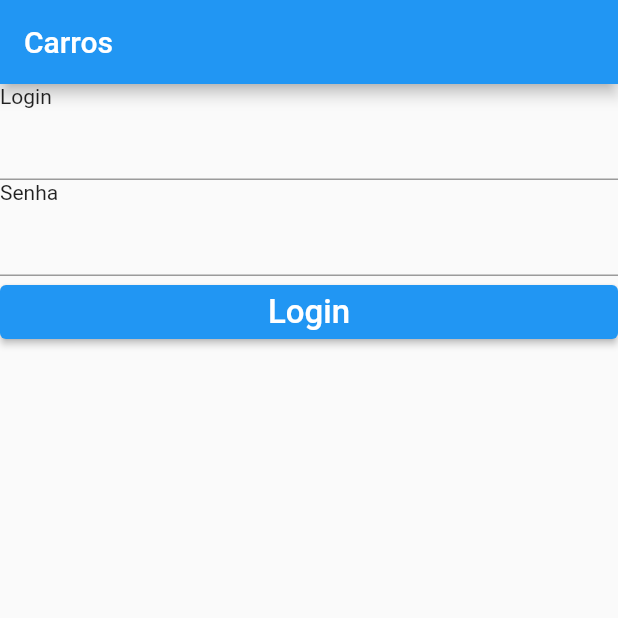
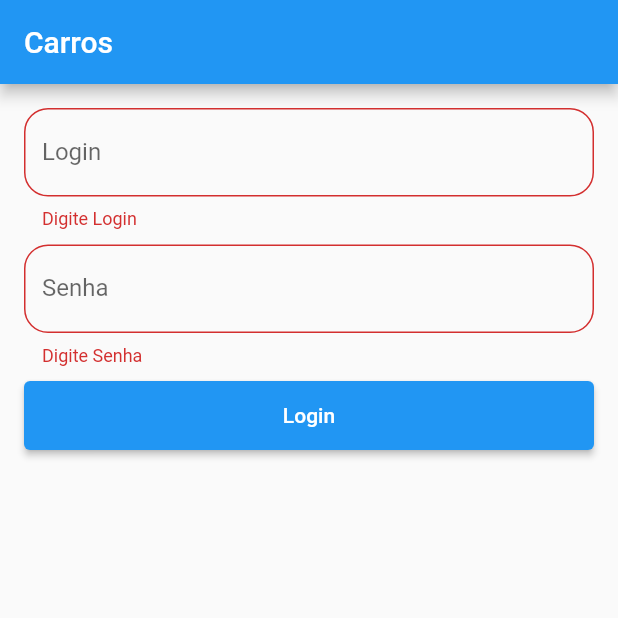
Before and after one commit to cristianoramon/flutter_carros, a Flutter app: the screen it shows after launch, after a tap on "Login", on a phone screen of 412 x 824 dp, the top half of it. Run offline on Flutter 3.47's test engine with Material 2 defaults, Android fonts, the phone set to English and light mode, and no system bars; network calls fail.

```diff
--- /dev/null
+++ b/lib/login/login_api.dart
@@ -0,0 +1,16 @@
+import 'package:http/http.dart' as http;
+
+class LoginApi {
+  static Future<bool> login(String login, String senha) async {
+    Map params = {
+      'login': login,
+      'senha': senha,
+    };
+
+    var url = Uri.parse('https://example.com/whatsit/create');
+    var response = await http.post(url, body: params);
+    print('Response status: ${response.statusCode}');
+    print('Response body: ${response.body}');
+    return true;
+  }
+}
--- /dev/null
+++ b/lib/login/login_page.dart
@@ -0,0 +1,92 @@
+import 'package:flutter/material.dart';
+import 'package:flutter_carros/carro/home_page.dart';
+import 'package:flutter_carros/utils/nav.dart';
+import 'package:flutter_carros/widgets/app_button.dart';
+import 'package:flutter_carros/widgets/app_text.dart';
+
+
+
+class LoginPage extends StatefulWidget {
+  @override
+  State<LoginPage> createState() => _LoginPageState();
+}
+
+class _LoginPageState extends State<LoginPage> {
+  final tLogin = TextEditingController();
+
+  final tSenha = TextEditingController();
+
+  final _formKey = GlobalKey<FormState>();
+
+  @override
+  Widget build(BuildContext context) {
+    return Scaffold(
+      appBar: AppBar(
+        title: Text("Carros"),
+      ),
+      body: _body(),
+    );
+  }
+
+  _body() {
+    return Form(
+      key: _formKey,
+      child: Container(
+        padding: EdgeInsets.all(16),
+        child: ListView(
+          children: <Widget>[
+            AppText(
+                label: "Login",
+                hint: "Digite  Login",
+                passwd: false,
+                contro: tLogin,
+                validator: _validarLogin),
+            SizedBox(height: 10),
+            AppText(
+                label: "Senha",
+                hint: "Digite  Senha",
+                passwd: true,
+                contro: tSenha,
+                validator: _validarsenha),
+            SizedBox(height: 10),
+            Container(
+              height: 46,
+              child: AppButton(label: "Login", onPressed: _onClickLogin),
+            ),
+          ],
+        ),
+      ),
+    );
+  }
+
+  void _onClickLogin() {
+    String login;
+    login = tLogin.text;
+
+    print("login $login");
+
+    bool fomrKey = _formKey.currentState!.validate();
+
+    if (fomrKey) {
+      push(context, HomePage());
+      return;
+    }
+
+  }
+
+  String? _validarLogin(value) {
+    if (value == null || value.isEmpty) {
+      return "Digite Login";
+    } else {
+      return null;
+    }
+  }
+
+  String? _validarsenha(value) {
+    if (value == null || value.isEmpty) {
+      return "Digite Senha";
+    } else {
+      return null;
+    }
+  }
+}
--- a/lib/main.dart
+++ b/lib/main.dart
@@ -1,5 +1,7 @@
 import 'package:flutter/material.dart';
-import 'package:flutter_carros/pages/login_page.dart';
+
+import 'login/login_page.dart';
+
 
 void main() {
   runApp(MyApp());
--- a/lib/pages/login_page.dart
+++ /dev/null
@@ -1,36 +0,0 @@
-import 'package:flutter/material.dart';
-
-class LoginPage extends StatelessWidget {
-  @override
-  Widget build(BuildContext context) {
-    return Scaffold(
-      appBar: AppBar(
-        title: Text("Carros"),
-      ),
-      body: _body(),
-    );
-  }
-}
-
-_body() {
-  return ListView(
-    children: <Widget>[
-      Text("Login "),
-      TextFormField(),
-      Text("Senha"),
-      TextField(),
-      ElevatedButton(
-          onPressed: () => {},
-          child: Text(
-            "Login",
-            style: TextStyle(
-              color: Colors.white,
-              fontSize: 22,
-            ),
-          ),
-          style: ElevatedButton.styleFrom(
-            primary: Colors.blue,
-          )),
-    ],
-  );
-}
--- /dev/null
+++ b/lib/widgets/app_button.dart
@@ -0,0 +1,27 @@
+// ignore_for_file: public_member_api_docs, sort_constructors_first
+
+import 'package:flutter/material.dart';
+
+class AppButton extends StatelessWidget {
+  final String label;
+  final VoidCallback? onPressed;
+
+  AppButton({
+    required this.label,
+    this.onPressed,
+  });
+
+  @override
+  Widget build(BuildContext context) {
+    return Container(
+      height: 16,
+      child: ElevatedButton(
+        child: Text(label),
+        onPressed: onPressed,
+        style: ElevatedButton.styleFrom(
+          primary: Colors.blue,
+        ),
+      ),
+    );
+  }
+}
--- /dev/null
+++ b/lib/widgets/app_text.dart
@@ -0,0 +1,34 @@
+// ignore_for_file: public_member_api_docs, sort_constructors_first
+import 'package:flutter/material.dart';
+
+class AppText extends StatelessWidget {
+  String? label;
+  String? hint;
+  bool passwd = false;
+  TextEditingController? contro;
+  FormFieldValidator? validator;
+
+  AppText({
+    this.label,
+    this.hint,
+    required this.passwd,
+    this.contro,
+    this.validator,
+  });
+
+  @override
+  Widget build(BuildContext context) {
+    return TextFormField(
+      controller: contro,
+      obscureText: passwd,
+      validator: validator,
+      decoration: InputDecoration(
+        labelText: label,
+        hintText: hint,
+        border: OutlineInputBorder(
+          borderRadius: BorderRadius.circular(16),
+        ),
+      ),
+    );
+  }
+}
--- a/pubspec.yaml
+++ b/pubspec.yaml
@@ -31,6 +31,9 @@ dependencies:
     sdk: flutter
 
 
+  http: ^0.13.4
+
+
   # The following adds the Cupertino Icons font to your application.
   # Use with the CupertinoIcons class for iOS style icons.
   cupertino_icons: ^1.0.2
@@ -45,6 +48,7 @@ dev_dependencies:
   # package. See that file for information about deactivating specific lint
   # rules and activating additional ones.
   flutter_lints: ^2.0.0
+
 
 # For information on the generic Dart part of this file, see the
 # following page: https://dart.dev/tools/pub/pubspec
```
Also changed, not shown: lib/carro/carro.dart (added, +44 -0 lines), lib/carro/carro_listview.dart (added, +114 -0 lines), lib/carro/carros_api.dart (added, +51 -0 lines), lib/carro/home_page.dart (added, +28 -0 lines), lib/pages/api_response.dart (added, +13 -0 lines), lib/utils/nav.dart (added, +7 -0 lines), pubspec.lock.
